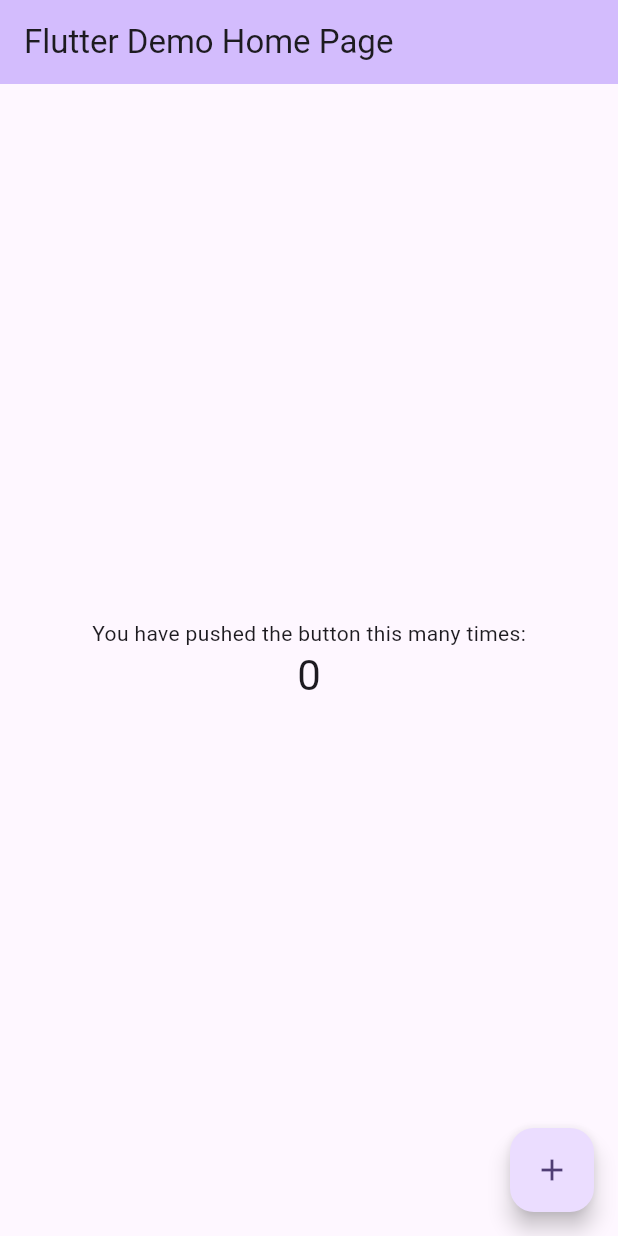
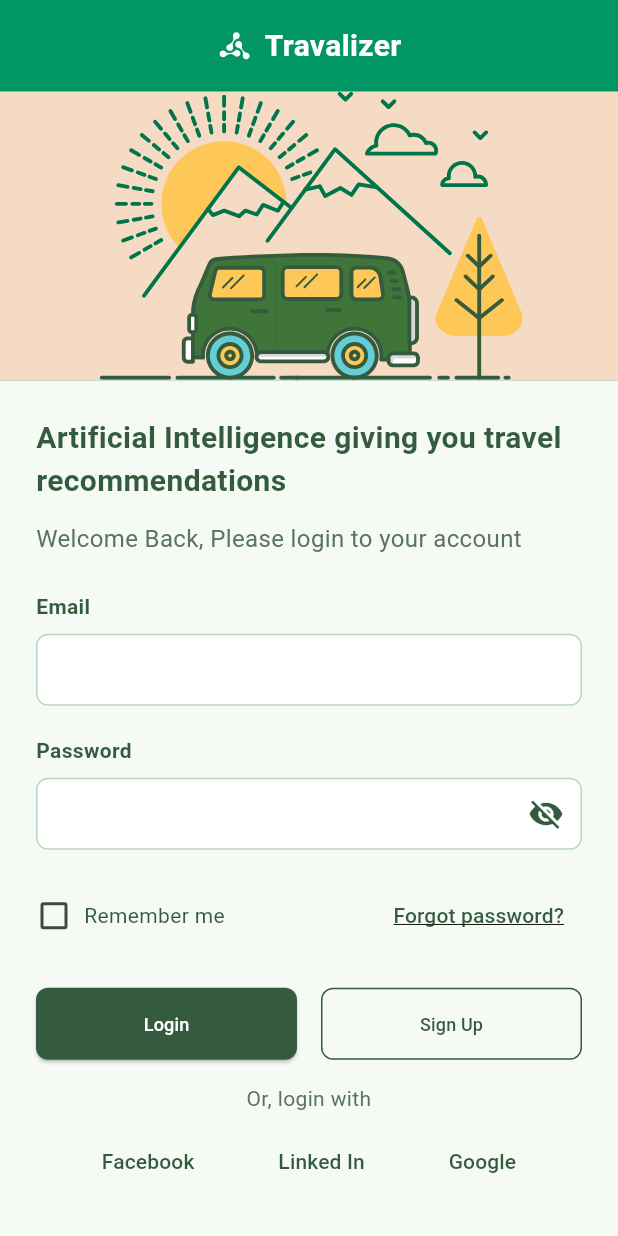
Before and after one commit to ashu2902/meragiFlutterTask, a Flutter app: the screen it shows after launch, on a phone screen of 412 x 824 dp. Run offline on Flutter 3.47's test engine with Material 3 defaults, Android fonts, the light colour scheme and no system bars; drawn by our look-alikes of auto_size_text; our stand-ins replace equatable, flutter_bloc, flutter_svg, responsive_builder.

Commit message:
Login screen with controllers

```diff
--- /dev/null
+++ b/lib/blocs/auth_bloc.dart
@@ -0,0 +1,22 @@
+import 'package:flutter_bloc/flutter_bloc.dart';
+import '../controllers/auth_controller.dart';
+import 'auth_event.dart';
+import 'auth_state.dart';
+
+class AuthBloc extends Bloc<AuthEvent, AuthState> {
+  final AuthController _authController;
+
+  AuthBloc(this._authController) : super(AuthInitial()) {
+    on<LoginEvent>(_onLoginEvent);
+  }
+
+  Future<void> _onLoginEvent(LoginEvent event, Emitter<AuthState> emit) async {
+    emit(AuthLoading());
+    try {
+      final user = await _authController.login(event.email, event.password);
+      emit(AuthSuccess(user));
+    } catch (e) {
+      emit(AuthFailure(e.toString()));
+    }
+  }
+}
--- /dev/null
+++ b/lib/blocs/auth_event.dart
@@ -0,0 +1,18 @@
+import 'package:equatable/equatable.dart';
+
+abstract class AuthEvent extends Equatable {
+  const AuthEvent();
+
+  @override
+  List<Object?> get props => [];
+}
+
+class LoginEvent extends AuthEvent {
+  final String email;
+  final String password;
+
+  const LoginEvent({required this.email, required this.password});
+
+  @override
+  List<Object?> get props => [email, password];
+}
--- /dev/null
+++ b/lib/blocs/auth_state.dart
@@ -0,0 +1,31 @@
+import 'package:equatable/equatable.dart';
+import '../models/user.dart';
+
+abstract class AuthState extends Equatable {
+  const AuthState();
+
+  @override
+  List<Object?> get props => [];
+}
+
+class AuthInitial extends AuthState {}
+
+class AuthLoading extends AuthState {}
+
+class AuthSuccess extends AuthState {
+  final User user;
+
+  const AuthSuccess(this.user);
+
+  @override
+  List<Object?> get props => [user];
+}
+
+class AuthFailure extends AuthState {
+  final String error;
+
+  const AuthFailure(this.error);
+
+  @override
+  List<Object?> get props => [error];
+}
--- /dev/null
+++ b/lib/controllers/auth_controller.dart
@@ -0,0 +1,13 @@
+import '../models/user.dart';
+
+class AuthController {
+  Future<User> login(String email, String password) async {
+    // Simulating API call here
+    await Future.delayed(const Duration(seconds: 2));
+    if (email == 'meragi@events.com' && password == 'password') {
+      return User(email: email);
+    } else {
+      throw Exception('Invalid credentials');
+    }
+  }
+}
--- a/lib/main.dart
+++ b/lib/main.dart
@@ -1,125 +1,28 @@
 import 'package:flutter/material.dart';
+import 'package:flutter_bloc/flutter_bloc.dart';
+import 'blocs/auth_bloc.dart';
+import 'controllers/auth_controller.dart';
+import 'views/login_page.dart';
 
 void main() {
   runApp(const MyApp());
 }
 
 class MyApp extends StatelessWidget {
-  const MyApp({super.key});
+  const MyApp({Key? key}) : super(key: key);
 
-  // This widget is the root of your application.
   @override
   Widget build(BuildContext context) {
     return MaterialApp(
-      title: 'Flutter Demo',
+      title: 'Travalizer',
       theme: ThemeData(
-        // This is the theme of your application.
-        //
-        // TRY THIS: Try running your application with "flutter run". You'll see
-        // the application has a purple toolbar. Then, without quitting the app,
-        // try changing the seedColor in the colorScheme below to Colors.green
-        // and then invoke "hot reload" (save your changes or press the "hot
-        // reload" button in a Flutter-supported IDE, or press "r" if you used
-        // the command line to start the app).
-        //
-        // Notice that the counter didn't reset back to zero; the application
-        // state is not lost during the reload. To reset the state, use hot
-        // restart instead.
-        //
-        // This works for code too, not just values: Most code changes can be
-        // tested with just a hot reload.
-        colorScheme: ColorScheme.fromSeed(seedColor: Colors.deepPurple),
+        colorScheme: ColorScheme.fromSeed(seedColor: const Color(0xff029664)),
         useMaterial3: true,
       ),
-      home: const MyHomePage(title: 'Flutter Demo Home Page'),
+      home: BlocProvider(
+        create: (context) => AuthBloc(AuthController()),
+        child: const LoginPage(),
+      ),
     );
   }
 }
-
-class MyHomePage extends StatefulWidget {
-  const MyHomePage({super.key, required this.title});
-
-  // This widget is the home page of your application. It is stateful, meaning
-  // that it has a State object (defined below) that contains fields that affect
-  // how it looks.
-
-  // This class is the configuration for the state. It holds the values (in this
-  // case the title) provided by the parent (in this case the App widget) and
-  // used by the build method of the State. Fields in a Widget subclass are
-  // always marked "final".
-
-  final String title;
-
-  @override
-  State<MyHomePage> createState() => _MyHomePageState();
-}
-
-class _MyHomePageState extends State<MyHomePage> {
-  int _counter = 0;
-
-  void _incrementCounter() {
-    setState(() {
-      // This call to setState tells the Flutter framework that something has
-      // changed in this State, which causes it to rerun the build method below
-      // so that the display can reflect the updated values. If we changed
-      // _counter without calling setState(), then the build method would not be
-      // called again, and so nothing would appear to happen.
-      _counter++;
-    });
-  }
-
-  @override
-  Widget build(BuildContext context) {
-    // This method is rerun every time setState is called, for instance as done
-    // by the _incrementCounter method above.
-    //
-    // The Flutter framework has been optimized to make rerunning build methods
-    // fast, so that you can just rebuild anything that needs updating rather
-    // than having to individually change instances of widgets.
-    return Scaffold(
-      appBar: AppBar(
-        // TRY THIS: Try changing the color here to a specific color (to
-        // Colors.amber, perhaps?) and trigger a hot reload to see the AppBar
-        // change color while the other colors stay the same.
-        backgroundColor: Theme.of(context).colorScheme.inversePrimary,
-        // Here we take the value from the MyHomePage object that was created by
-        // the App.build method, and use it to set our appbar title.
-        title: Text(widget.title),
-      ),
-      body: Center(
-        // Center is a layout widget. It takes a single child and positions it
-        // in the middle of the parent.
-        child: Column(
-          // Column is also a layout widget. It takes a list of children and
-          // arranges them vertically. By default, it sizes itself to fit its
-          // children horizontally, and tries to be as tall as its parent.
-          //
-          // Column has various properties to control how it sizes itself and
-          // how it positions its children. Here we use mainAxisAlignment to
-          // center the children vertically; the main axis here is the vertical
-          // axis because Columns are vertical (the cross axis would be
-          // horizontal).
-          //
-          // TRY THIS: Invoke "debug painting" (choose the "Toggle Debug Paint"
-          // action in the IDE, or press "p" in the console), to see the
-          // wireframe for each widget.
-          mainAxisAlignment: MainAxisAlignment.center,
-          children: <Widget>[
-            const Text(
-              'You have pushed the button this many times:',
-            ),
-            Text(
-              '$_counter',
-              style: Theme.of(context).textTheme.headlineMedium,
-            ),
-          ],
-        ),
-      ),
-      floatingActionButton: FloatingActionButton(
-        onPressed: _incrementCounter,
-        tooltip: 'Increment',
-        child: const Icon(Icons.add),
-      ), // This trailing comma makes auto-formatting nicer for build methods.
-    );
-  }
-}
--- /dev/null
+++ b/lib/models/user.dart
@@ -0,0 +1,10 @@
+import 'package:equatable/equatable.dart';
+
+class User extends Equatable {
+  final String email;
+
+  const User({required this.email});
+
+  @override
+  List<Object?> get props => [email];
+}
--- /dev/null
+++ b/lib/views/login_page.dart
@@ -0,0 +1,168 @@
+import 'dart:developer';
+
+import 'package:flutter/material.dart';
+import 'package:flutter_bloc/flutter_bloc.dart';
+import 'package:responsive_builder/responsive_builder.dart';
+import 'package:auto_size_text/auto_size_text.dart';
+import '../blocs/auth_bloc.dart';
+import '../blocs/auth_state.dart';
+import 'widgets/login_form.dart';
+import 'widgets/social_login_buttons.dart';
+import 'package:flutter_svg/flutter_svg.dart';
+
+class LoginPage extends StatelessWidget {
+  const LoginPage({Key? key}) : super(key: key);
+
+  @override
+  Widget build(BuildContext context) {
+    log(MediaQuery.of(context).size.width.toString());
+
+    log(MediaQuery.of(context).size.height.toString());
+    return Scaffold(
+      body: SafeArea(
+        child: ResponsiveBuilder(
+          builder: (context, sizingInformation) {
+            if (sizingInformation.deviceScreenType ==
+                    DeviceScreenType.desktop ||
+                sizingInformation.deviceScreenType == DeviceScreenType.tablet) {
+              return _buildWideLayout(context);
+            } else {
+              return _buildNarrowLayout(context);
+            }
+          },
+        ),
+      ),
+    );
+  }
+
+  Widget _buildWideLayout(BuildContext context) {
+    return Row(
+      children: [
+        Expanded(
+          flex: 1,
+          child: Container(
+            color: const Color(0xffF5DBC4),
+            child: Center(
+              child: SvgPicture.asset(
+                'assets/travel_illustration.svg',
+                width: 300,
+                height: 300,
+              ),
+            ),
+          ),
+        ),
+        Expanded(
+          flex: 1,
+          child: _buildLoginContent(context),
+        ),
+      ],
+    );
+  }
+
+  Widget _buildNarrowLayout(BuildContext context) {
+    return SingleChildScrollView(
+      child: Column(
+        children: [
+          Container(
+            color: const Color(0xFF029664),
+            child: Column(
+              children: [
+                Padding(
+                  padding: const EdgeInsets.all(16.0),
+                  child: Row(
+                    mainAxisAlignment: MainAxisAlignment.center,
+                    children: [
+                      SvgPicture.asset(
+                        'assets/travalizer_logo.svg',
+                        width: 24,
+                        height: 24,
+                      ),
+                      const SizedBox(width: 8),
+                      const Text(
+                        'Travalizer',
+                        style: TextStyle(
+                          color: Colors.white,
+                          fontSize: 20,
+                          fontWeight: FontWeight.bold,
+                        ),
+                      ),
+                    ],
+                  ),
+                ),
+                AspectRatio(
+                  aspectRatio: 428 / 200,
+                  child: Container(
+                    color: const Color(0xFFF5DBC4),
+                    child: Center(
+                      child: SvgPicture.asset(
+                        'assets/travel_illustration.svg',
+                        fit: BoxFit.contain,
+                      ),
+                    ),
+                  ),
+                ),
+              ],
+            ),
+          ),
+          _buildLoginContent(context),
+        ],
+      ),
+    );
+  }
+
+  Widget _buildLoginContent(BuildContext context) {
+    return Padding(
+      padding: const EdgeInsets.symmetric(vertical: 24.0, horizontal: 24),
+      child: Column(
+        mainAxisAlignment: MainAxisAlignment.center,
+        crossAxisAlignment: CrossAxisAlignment.stretch,
+        children: [
+          const AutoSizeText(
+            'Artificial Intelligence giving you travel recommendations',
+            style: TextStyle(
+              fontSize: 20,
+              fontWeight: FontWeight.w600,
+              color: Color(0xff355B3E),
+            ),
+            maxLines: 2,
+          ),
+          const SizedBox(height: 12),
+          const AutoSizeText(
+            'Welcome Back, Please login to your account',
+            style: TextStyle(fontSize: 16, color: Color(0xff58745E)),
+            maxLines: 1,
+          ),
+          const SizedBox(height: 24),
+          const LoginForm(),
+          const SizedBox(height: 16),
+          const AutoSizeText(
+            'Or, login with',
+            textAlign: TextAlign.center,
+            style: TextStyle(color: Color(0xff58745E)),
+            maxLines: 1,
+          ),
+          const SizedBox(height: 8),
+          const SocialLoginButtons(),
+          const SizedBox(height: 16),
+          BlocBuilder<AuthBloc, AuthState>(
+            builder: (context, state) {
+              if (state is AuthLoading) {
+                return const CircularProgressIndicator();
+              } else if (state is AuthFailure) {
+                return AutoSizeText(
+                  state.error,
+                  style: const TextStyle(color: Colors.red),
+                  maxLines: 2,
+                );
+              } else if (state is AuthSuccess) {
+                return AutoSizeText('Welcome, ${state.user.email}!',
+                    maxLines: 1);
+              }
+              return const SizedBox.shrink();
+            },
+          ),
+        ],
+      ),
+    );
+  }
+}
--- /dev/null
+++ b/lib/views/widgets/login_form.dart
@@ -0,0 +1,199 @@
+import 'package:flutter/material.dart';
+import 'package:flutter_bloc/flutter_bloc.dart';
+import 'package:auto_size_text/auto_size_text.dart';
+import '../../blocs/auth_bloc.dart';
+import '../../blocs/auth_event.dart';
+
+class LoginForm extends StatefulWidget {
+  const LoginForm({Key? key}) : super(key: key);
+
+  @override
+  _LoginFormState createState() => _LoginFormState();
+}
+
+class _LoginFormState extends State<LoginForm> {
+  final _formKey = GlobalKey<FormState>();
+  final _emailController = TextEditingController();
+  final _passwordController = TextEditingController();
+  bool _obscurePassword = true;
+  bool _rememberMe = false;
+
+  @override
+  Widget build(BuildContext context) {
+    return Form(
+      key: _formKey,
+      child: Column(
+        crossAxisAlignment: CrossAxisAlignment.stretch,
+        children: [
+          _buildTextField(
+            controller: _emailController,
+            labelText: 'Email',
+            keyboardType: TextInputType.emailAddress,
+          ),
+          const SizedBox(height: 16),
+          _buildTextField(
+            controller: _passwordController,
+            labelText: 'Password',
+            obscureText: _obscurePassword,
+            suffixIcon: IconButton(
+              icon: Icon(
+                _obscurePassword ? Icons.visibility_off : Icons.visibility,
+                color: const Color(0xFF355B3E),
+              ),
+              onPressed: () {
+                setState(() {
+                  _obscurePassword = !_obscurePassword;
+                });
+              },
+            ),
+          ),
+          const SizedBox(height: 16),
+          Row(
+            mainAxisAlignment: MainAxisAlignment.spaceBetween,
+            children: [
+              Row(
+                children: [
+                  SizedBox(
+                    height: 24,
+                    width: 24,
+                    child: Checkbox(
+                      value: _rememberMe,
+                      onChanged: (value) {
+                        setState(() {
+                          _rememberMe = value!;
+                        });
+                      },
+                      activeColor: const Color(0xFF355B3E),
+                    ),
+                  ),
+                  const SizedBox(width: 8),
+                  const AutoSizeText(
+                    'Remember me',
+                    style: TextStyle(color: Color(0xFF355B3E)),
+                    maxLines: 1,
+                  ),
+                ],
+              ),
+              TextButton(
+                onPressed: () {},
+                child: const AutoSizeText(
+                  'Forgot password?',
+                  style: TextStyle(
+                    color: Color(0xFF355B3E),
+                    decoration: TextDecoration.underline,
+                  ),
+                  maxLines: 1,
+                ),
+              ),
+            ],
+          ),
+          const SizedBox(height: 24),
+          SizedBox(
+            height: 48,
+            child: Row(
+              children: [
+                Expanded(
+                  child: ElevatedButton(
+                    onPressed: () {
+                      if (_formKey.currentState!.validate()) {
+                        context.read<AuthBloc>().add(LoginEvent(
+                              email: _emailController.text,
+                              password: _passwordController.text,
+                            ));
+                      }
+                    },
+                    style: ElevatedButton.styleFrom(
+                      foregroundColor: Colors.white,
+                      backgroundColor: const Color(0xFF355B3E),
+                      padding: const EdgeInsets.symmetric(vertical: 16),
+                      shape: RoundedRectangleBorder(
+                        borderRadius: BorderRadius.circular(8),
+                      ),
+                    ),
+                    child: const AutoSizeText('Login',
+                        style: TextStyle(fontSize: 16), maxLines: 1),
+                  ),
+                ),
+                const SizedBox(width: 16),
+                Expanded(
+                  child: OutlinedButton(
+                    onPressed: () {},
+                    style: OutlinedButton.styleFrom(
+                      foregroundColor: const Color(0xFF355B3E),
+                      side: const BorderSide(color: Color(0xFF355B3E)),
+                      padding: const EdgeInsets.symmetric(vertical: 16),
+                      shape: RoundedRectangleBorder(
+                        borderRadius: BorderRadius.circular(8),
+                      ),
+                    ),
+                    child: const AutoSizeText('Sign Up',
+                        style: TextStyle(fontSize: 16), maxLines: 1),
+                  ),
+                ),
+              ],
+            ),
+          ),
+        ],
+      ),
+    );
+  }
+
+  Widget _buildTextField({
+    required TextEditingController controller,
+    required String labelText,
+    bool obscureText = false,
+    TextInputType? keyboardType,
+    Widget? suffixIcon,
+  }) {
+    return SizedBox(
+      height: 80,
+      child: Column(
+        crossAxisAlignment: CrossAxisAlignment.start,
+        children: [
+          AutoSizeText(
+            labelText,
+            style: const TextStyle(
+              color: Color(0xFF355B3E),
+              fontWeight: FontWeight.bold,
+            ),
+            maxLines: 1,
+          ),
+          const SizedBox(height: 8),
+          SizedBox(
+            height: 48,
+            child: TextFormField(
+              controller: controller,
+              decoration: InputDecoration(
+                enabledBorder: OutlineInputBorder(
+                  borderSide: const BorderSide(color: Color(0xFFB8D6BF)),
+                  borderRadius: BorderRadius.circular(8),
+                ),
+                focusedBorder: OutlineInputBorder(
+                  borderSide: const BorderSide(color: Color(0xFF355B3E)),
+                  borderRadius: BorderRadius.circular(8),
+                ),
+                filled: true,
+                fillColor: Colors.white,
+                suffixIcon: suffixIcon,
+                contentPadding: const EdgeInsets.symmetric(horizontal: 16),
+              ),
+              style: const TextStyle(
+                color: Color(0xFF355B3E),
+                fontSize: 16, // Set font size to 16
+                fontWeight: FontWeight.normal, // Set font weight to regular
+              ),
+              obscureText: obscureText,
+              keyboardType: keyboardType,
+              validator: (value) {
+                if (value == null || value.isEmpty) {
+                  return 'Please enter your $labelText';
+                }
+                return null;
+              },
+            ),
+          ),
+        ],
+      ),
+    );
+  }
+}
--- /dev/null
+++ b/lib/views/widgets/social_login_buttons.dart
@@ -0,0 +1,32 @@
+import 'package:flutter/material.dart';
+import 'package:auto_size_text/auto_size_text.dart';
+
+class SocialLoginButtons extends StatelessWidget {
+  const SocialLoginButtons({Key? key}) : super(key: key);
+
+  @override
+  Widget build(BuildContext context) {
+    return Row(
+      mainAxisAlignment: MainAxisAlignment.spaceEvenly,
+      children: [
+        _socialButton('Facebook'),
+        _socialButton('Linked In'),
+        _socialButton('Google'),
+      ],
+    );
+  }
+
+  Widget _socialButton(String text) {
+    return TextButton(
+      onPressed: () {},
+      child: AutoSizeText(
+        text,
+        style: const TextStyle(
+          color: Color(0xFF355B3E),
+          fontSize: 14,
+        ),
+        maxLines: 1,
+      ),
+    );
+  }
+}
```
